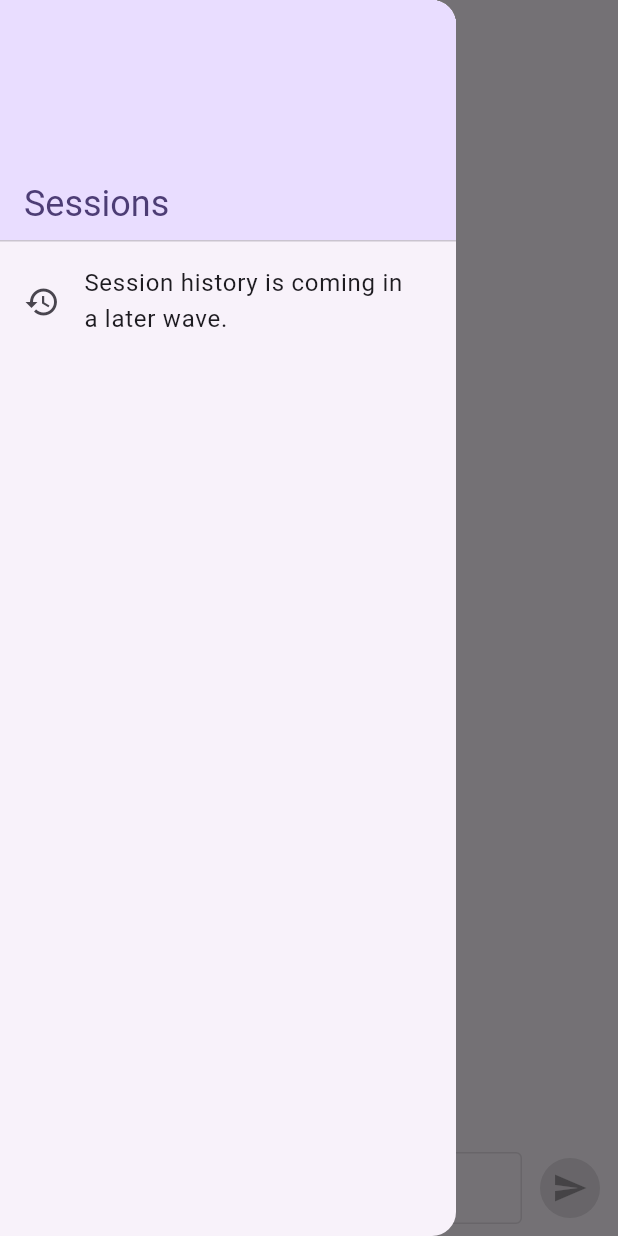
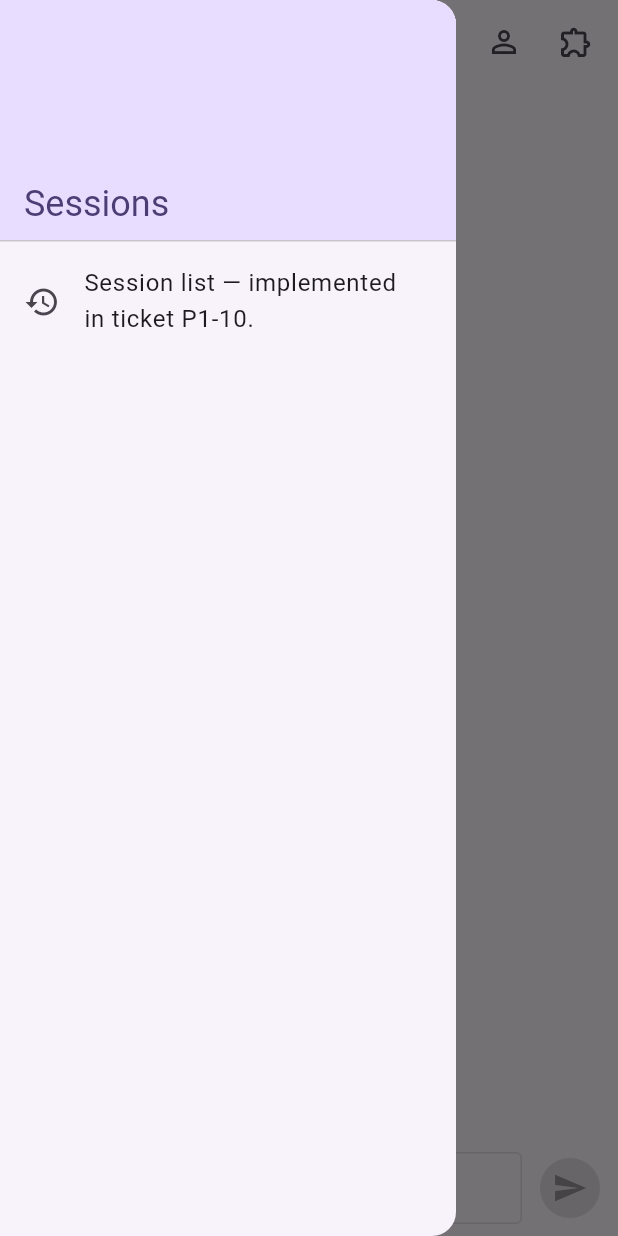
Before and after one commit to iggy/flit, a Flutter app: the ChatScreen screen opened by its route, with the side drawer open, on a phone screen of 412 x 824 dp. Run offline on Flutter 3.47's test engine with Material 3 defaults, Android fonts, the phone set to English and light mode, and no system bars; our stand-ins replace dio, flutter_markdown, flutter_riverpod, flutter_secure_storage, freezed_annotation, go_router and 1 more; accounts and stored records are empty.

Commit message:
P1 integration seams: generic REST verbs, feature slots in chat app bar, plugins routes

```diff
--- a/app/lib/presentation/chat/chat_screen.dart
+++ b/app/lib/presentation/chat/chat_screen.dart
@@ -18,11 +18,15 @@ import 'package:hermes/application/chat/message_list_notifier.dart';
 import 'package:hermes/application/connection/connection_providers.dart';
 import 'package:hermes/application/sessions/active_session.dart';
 import 'package:hermes/data/transport/gateway_rpc_client.dart';
+import 'package:go_router/go_router.dart';
 import 'package:hermes/domain/models/interactive_prompt.dart';
 import 'package:hermes/presentation/chat/approval_prompt_card.dart';
 import 'package:hermes/presentation/chat/clarify_prompt_card.dart';
 import 'package:hermes/presentation/chat/composer.dart';
 import 'package:hermes/presentation/chat/message_bubble.dart';
+import 'package:hermes/presentation/models/model_picker_sheet.dart';
+import 'package:hermes/presentation/profiles/profile_menu.dart';
+import 'package:hermes/presentation/sessions/session_drawer.dart';
 
 class ChatScreen extends ConsumerStatefulWidget {
   const ChatScreen({super.key});
@@ -82,10 +86,20 @@ class _ChatScreenState extends ConsumerState<ChatScreen> {
         // Title is the product name for now; a later wave (P1-12) adds
         // model/profile actions and can surface the session title.
         title: const Text('Hermes'),
+        actions: <Widget>[
+          // Feature slots — wired to stubs; P1-10/12/13/14 replace the
+          // stub implementations in place (same files, same class names).
+          const ModelPickerButton(),
+          const ProfileMenuButton(),
+          IconButton(
+            tooltip: 'Plugins',
+            icon: const Icon(Icons.extension_outlined),
+            onPressed: () => context.push('/plugins'),
+          ),
+          const SizedBox(width: 4),
+        ],
       ),
-      // Ticket P1-10 replaces this placeholder with the real session
-      // list/switcher.
-      drawer: const _SessionsDrawerPlaceholder(),
+      drawer: const SessionDrawer(),
       body: SafeArea(
         child: Column(
           children: <Widget>[
@@ -231,38 +245,3 @@ class _PromptCard extends StatelessWidget {
     };
   }
 }
-
-/// Placeholder drawer until P1-10 lands the real session list.
-class _SessionsDrawerPlaceholder extends StatelessWidget {
-  const _SessionsDrawerPlaceholder();
-
-  @override
-  Widget build(BuildContext context) {
-    final scheme = Theme.of(context).colorScheme;
-    return Drawer(
-      child: SafeArea(
-        child: ListView(
-          padding: EdgeInsets.zero,
-          children: <Widget>[
-            DrawerHeader(
-              decoration: BoxDecoration(color: scheme.primaryContainer),
-              child: Align(
-                alignment: Alignment.bottomLeft,
-                child: Text(
-                  'Sessions',
-                  style: Theme.of(context).textTheme.headlineSmall?.copyWith(
-                    color: scheme.onPrimaryContainer,
-                  ),
-                ),
-              ),
-            ),
-            const ListTile(
-              leading: Icon(Icons.history),
-              title: Text('Session history is coming in a later wave.'),
-            ),
-          ],
-        ),
-      ),
-    );
-  }
-}
--- /dev/null
+++ b/app/lib/presentation/models/model_picker_sheet.dart
@@ -0,0 +1,38 @@
+import 'package:flutter/material.dart';
+
+/// STUB for ticket P1-12 (model picker). The implementing agent replaces the
+/// sheet content but MUST keep the `ModelPickerButton` + `ModelPickerSheet`
+/// class names and this file path (the chat app bar references them).
+class ModelPickerButton extends StatelessWidget {
+  const ModelPickerButton({super.key});
+
+  @override
+  Widget build(BuildContext context) {
+    return IconButton(
+      tooltip: 'Select model',
+      icon: const Icon(Icons.smart_toy_outlined),
+      onPressed: () {
+        showModalBottomSheet<void>(
+          context: context,
+          isScrollControlled: true,
+          builder: (context) => const ModelPickerSheet(),
+        );
+      },
+    );
+  }
+}
+
+/// STUB — P1-12 replaces with the provider-grouped model picker.
+class ModelPickerSheet extends StatelessWidget {
+  const ModelPickerSheet({super.key});
+
+  @override
+  Widget build(BuildContext context) {
+    return const SafeArea(
+      child: Padding(
+        padding: EdgeInsets.all(24),
+        child: Text('Model picker — implemented in ticket P1-12.'),
+      ),
+    );
+  }
+}
--- /dev/null
+++ b/app/lib/presentation/profiles/profile_menu.dart
@@ -0,0 +1,23 @@
+import 'package:flutter/material.dart';
+
+/// STUB for ticket P1-13 (profile dropdown). The implementing agent replaces
+/// the menu content but MUST keep the `ProfileMenuButton` class name and this
+/// file path (the chat app bar references it).
+class ProfileMenuButton extends StatelessWidget {
+  const ProfileMenuButton({super.key});
+
+  @override
+  Widget build(BuildContext context) {
+    return IconButton(
+      tooltip: 'Profiles',
+      icon: const Icon(Icons.person_outline),
+      onPressed: () {
+        ScaffoldMessenger.of(context).showSnackBar(
+          const SnackBar(
+            content: Text('Profile dropdown — implemented in ticket P1-13.'),
+          ),
+        );
+      },
+    );
+  }
+}
--- /dev/null
+++ b/app/lib/presentation/sessions/session_drawer.dart
@@ -0,0 +1,38 @@
+import 'package:flutter/material.dart';
+
+/// STUB for ticket P1-10 (session drawer). The implementing agent replaces
+/// the body but MUST keep the `SessionDrawer` class name and this file path
+/// (the chat screen's Scaffold references it).
+class SessionDrawer extends StatelessWidget {
+  const SessionDrawer({super.key});
+
+  @override
+  Widget build(BuildContext context) {
+    final scheme = Theme.of(context).colorScheme;
+    return Drawer(
+      child: SafeArea(
+        child: ListView(
+          padding: EdgeInsets.zero,
+          children: <Widget>[
+            DrawerHeader(
+              decoration: BoxDecoration(color: scheme.primaryContainer),
+              child: Align(
+                alignment: Alignment.bottomLeft,
+                child: Text(
+                  'Sessions',
+                  style: Theme.of(context).textTheme.headlineSmall?.copyWith(
+                    color: scheme.onPrimaryContainer,
+                  ),
+                ),
+              ),
+            ),
+            const ListTile(
+              leading: Icon(Icons.history),
+              title: Text('Session list — implemented in ticket P1-10.'),
+            ),
+          ],
+        ),
+      ),
+    );
+  }
+}
```
Also changed, not shown: app/lib/core/router/app_router.dart (+12 -0 lines), app/lib/data/transport/gateway_rest_client.dart (+57 -0 lines), app/lib/presentation/plugins/kanban/kanban_board_screen.dart (added, +18 -0 lines), app/lib/presentation/plugins/plugins_screen.dart (added, +16 -0 lines).
